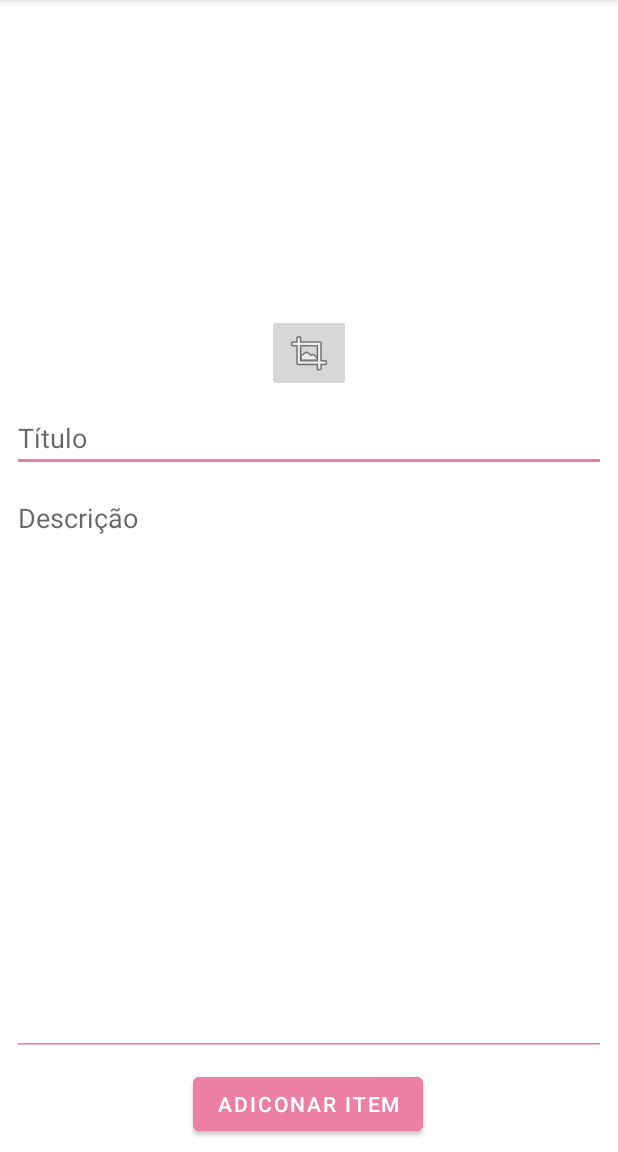
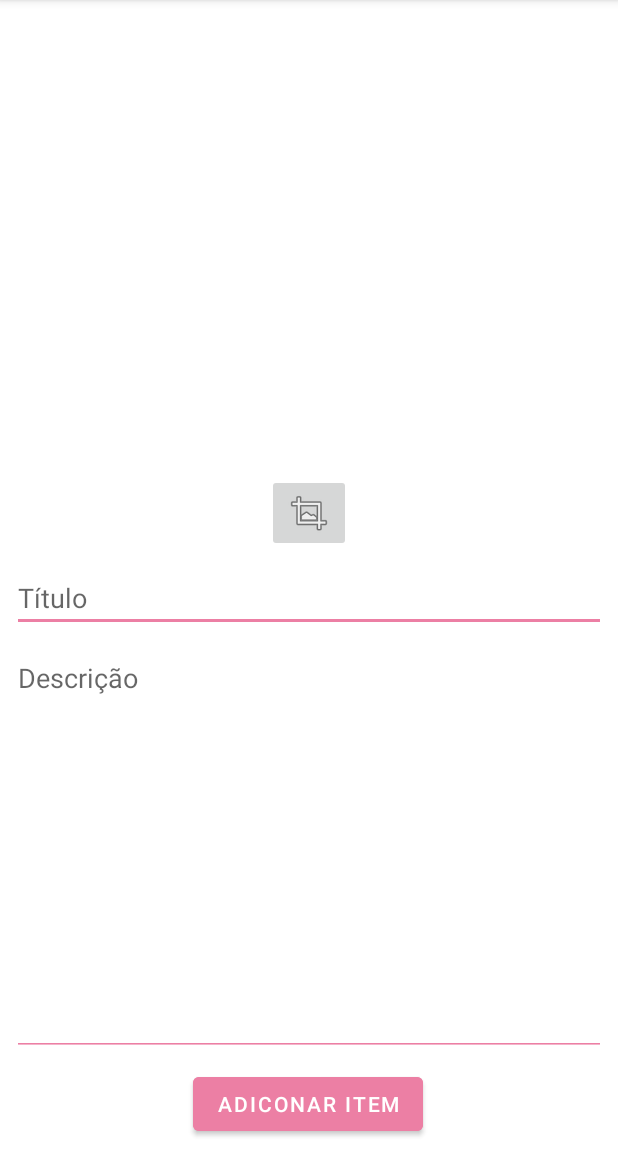
Before and after one commit to cfegydio/App_Lista, an Android app: the screen it shows after launch (NewItemActivity), after a tap on an icon or button, on a phone screen of 412 x 824 dp, the part 84-1236 px from its top. Run offline under Robolectric (Android 15) with nearby library versions, the phone set to English and light mode, and no system bars.

Commit message:
App Lista parte 2 completa

```diff
--- a/app/src/main/java/egydio/camila/applista/activity/MainActivity.java
+++ b/app/src/main/java/egydio/camila/applista/activity/MainActivity.java
@@ -1,10 +1,10 @@
 package egydio.camila.applista.activity;
 
 import static egydio.camila.applista.R.id.fabAddNewItem;
-import static egydio.camila.applista.R.id.rvItens;
 
 import androidx.annotation.Nullable;
 import androidx.appcompat.app.AppCompatActivity;
+import androidx.lifecycle.ViewModelProvider;
 import androidx.recyclerview.widget.DividerItemDecoration;
 import androidx.recyclerview.widget.LinearLayoutManager;
 import androidx.recyclerview.widget.RecyclerView;
@@ -14,9 +14,7 @@ import android.content.Intent;
 import android.graphics.Bitmap;
 import android.net.Uri;
 import android.os.Bundle;
-import android.service.controls.actions.FloatAction;
 import android.view.View;
-
 import com.google.android.material.floatingactionbutton.FloatingActionButton;
 
 import java.io.FileNotFoundException;
@@ -25,6 +23,7 @@ import java.util.List;
 
 import egydio.camila.applista.R;
 import egydio.camila.applista.adapter.MyAdapter;
+import egydio.camila.applista.model.MainActivityViewModel;
 import egydio.camila.applista.model.MyItem;
 import egydio.camila.applista.model.Util;
 
@@ -52,6 +51,9 @@ public class MainActivity extends AppCompatActivity {
         }));
 
         RecyclerView rvItens = findViewById(R.id.rvItens);
+        // viewmodel obtida e repassada para o adapter
+        MainActivityViewModel vm = new ViewModelProvider(this).get(MainActivityViewModel.class);
+        List<MyItem> itens = vm.getItens();
 
         // criando myAdapter e setando no recycleView
         myAdapter = new MyAdapter(this,itens);
@@ -94,6 +96,10 @@ public class MainActivity extends AppCompatActivity {
                     e.printStackTrace();
                 }
 
+                // obtem a lista guardada no viewmodel e guarda o novo item
+                MainActivityViewModel vm = new ViewModelProvider(this).get(MainActivityViewModel.class);
+                List<MyItem> itens = vm.getItens();
+
                 // adiciona na lista
                 itens.add(myItem);
 
--- a/app/src/main/java/egydio/camila/applista/activity/NewItemActivity.java
+++ b/app/src/main/java/egydio/camila/applista/activity/NewItemActivity.java
@@ -2,11 +2,10 @@ package egydio.camila.applista.activity;
 
 import androidx.annotation.Nullable;
 import androidx.appcompat.app.AppCompatActivity;
+import androidx.lifecycle.ViewModelProvider;
 
 import android.app.Activity;
 import android.content.Intent;
-import android.content.IntentFilter;
-import android.media.Image;
 import android.net.Uri;
 import android.os.Bundle;
 import android.view.View;
@@ -17,6 +16,7 @@ import android.widget.ImageView;
 import android.widget.Toast;
 
 import egydio.camila.applista.R;
+import egydio.camila.applista.model.NewItemActivityViewModel;
 
 public class NewItemActivity extends AppCompatActivity {
 
@@ -27,6 +27,16 @@ public class NewItemActivity extends AppCompatActivity {
     protected void onCreate(Bundle savedInstanceState) {
         super.onCreate(savedInstanceState);
         setContentView(R.layout.activity_new_item);
+
+        // obtem o viewmodel e guarda o endereço da uri que ja foi escolhida anteriormente
+        NewItemActivityViewModel vm = new ViewModelProvider(this).get(NewItemActivityViewModel.class);
+
+        Uri selectPhotoLocation = vm.getSelectPhotoLocation();
+        if (selectPhotoLocation != null){
+            ImageView imvfotoPreview = findViewById(R.id.imvPhotoPreview);
+            imvfotoPreview.setImageURI(selectPhotoLocation);
+        }
+
 
         ImageButton imgCI = findViewById(R.id.imbCI);
         imgCI.setOnClickListener((new View.OnClickListener() {
@@ -86,8 +96,11 @@ public class NewItemActivity extends AppCompatActivity {
                 photoSelect = data.getData();
                 ImageView imvPhotoPreview = findViewById(R.id.imvPhotoPreview);
                 imvPhotoPreview.setImageURI(photoSelect);
+
+                // guarda no viewmodel o endereço da imagem
+                NewItemActivityViewModel vm = new ViewModelProvider(this).get(NewItemActivityViewModel.class);
+                vm.setSelectPhotoLocation(photoSelect);
             }
         }
     }
-
 }
--- a/app/src/main/java/egydio/camila/applista/adapter/MyAdapter.java
+++ b/app/src/main/java/egydio/camila/applista/adapter/MyAdapter.java
@@ -51,7 +51,7 @@ public class MyAdapter extends RecyclerView.Adapter {
         TextView tvdesc = v.findViewById(R.id.tvDesc);
 
         tvTitle.setText(myItem.title);
-        imvfoto.setImageURI(myItem.photo);
+        imvfoto.setImageBitmap(myItem.photo);
         tvdesc.setText(myItem.description);
 
     }
--- a/app/src/main/java/egydio/camila/applista/model/NewItemActivityViewModel.java
+++ b/app/src/main/java/egydio/camila/applista/model/NewItemActivityViewModel.java
@@ -1,8 +1,11 @@
 package egydio.camila.applista.model;
 
 import android.net.Uri;
+import android.view.View;
 
-public class NewItemActivityViewModel {
+import androidx.lifecycle.ViewModel;
+
+public class NewItemActivityViewModel extends ViewModel {
     // guarda o endereço da foto
     Uri selectPhotoLocation =null;
 
--- a/app/src/main/res/layout-land/activity_new_item.xml
+++ b/app/src/main/res/layout-land/activity_new_item.xml
@@ -8,10 +8,12 @@
 
     <ImageView
         android:id="@+id/imvPhotoPreview"
-        android:layout_width="260dp"
-        android:layout_height="260dp"
+        android:layout_width="300dp"
+        android:layout_height="0dp"
         android:layout_marginStart="8dp"
         android:layout_marginTop="8dp"
+        android:layout_marginBottom="8dp"
+        app:layout_constraintBottom_toTopOf="@+id/imbCI"
         app:layout_constraintStart_toStartOf="parent"
         app:layout_constraintTop_toTopOf="parent"
         tools:srcCompat="@tools:sample/avatars" />
@@ -21,17 +23,18 @@
         android:layout_width="wrap_content"
         android:layout_height="wrap_content"
         android:layout_marginStart="8dp"
-        android:layout_marginTop="8dp"
         android:layout_marginEnd="8dp"
+        app:layout_constraintBottom_toTopOf="@+id/btnAddItem"
         app:layout_constraintEnd_toStartOf="@+id/etDesc"
+        app:layout_constraintHorizontal_bias="0.489"
         app:layout_constraintStart_toStartOf="parent"
-        app:layout_constraintTop_toBottomOf="@+id/imvPhotoPreview"
         app:srcCompat="@android:drawable/ic_menu_crop" />
 
     <EditText
         android:id="@+id/etTitle"
         android:layout_width="0dp"
         android:layout_height="wrap_content"
+        android:layout_marginStart="8dp"
         android:layout_marginTop="8dp"
         android:layout_marginEnd="8dp"
         android:backgroundTint="#EC7FA4"
@@ -61,7 +64,9 @@
         android:id="@+id/etDesc"
         android:layout_width="0dp"
         android:layout_height="0dp"
+        android:layout_marginStart="8dp"
         android:layout_marginTop="8dp"
+        android:layout_marginEnd="8dp"
         android:backgroundTint="#EC7FA4"
         android:ems="10"
         android:gravity="top"
--- a/app/src/main/res/layout/activity_new_item.xml
+++ b/app/src/main/res/layout/activity_new_item.xml
@@ -8,12 +8,12 @@
 
     <ImageView
         android:id="@+id/imvPhotoPreview"
-        android:layout_width="415dp"
-        android:layout_height="193dp"
+        android:layout_width="0dp"
+        android:layout_height="300dp"
+        android:layout_marginStart="8dp"
         android:layout_marginTop="8dp"
         android:layout_marginEnd="8dp"
         app:layout_constraintEnd_toEndOf="parent"
-        app:layout_constraintHorizontal_bias="0.0"
         app:layout_constraintStart_toStartOf="parent"
         app:layout_constraintTop_toTopOf="parent"
         tools:srcCompat="@tools:sample/avatars" />
```
